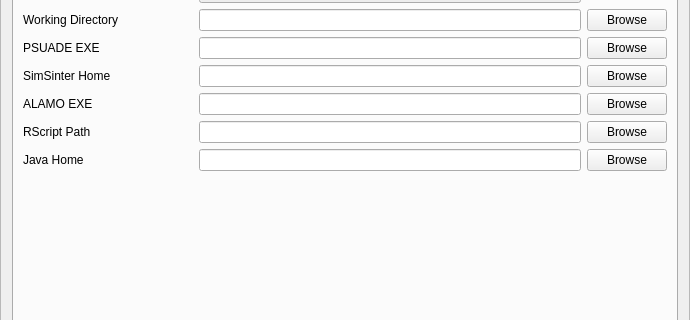
CCSI-Toolset/FOQUS, file foqus_lib/gui/main/settingsFrame_UI.ui: the form before one commit; both pictures show x 0 to 690 and y 170 to 490 of the 690 by 613 pixel window.
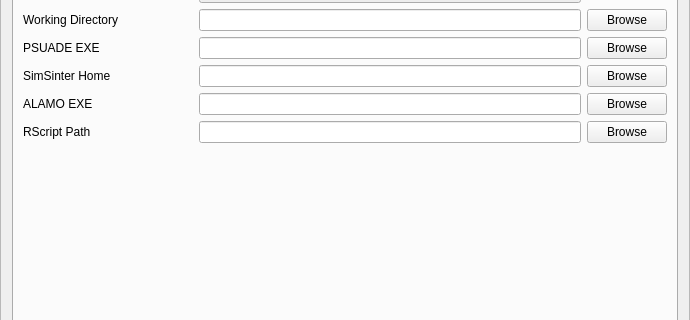
The form after the commit. Icons and pictures are not drawn.

The edit to the form file:
```diff
--- a/foqus_lib/gui/main/settingsFrame_UI.ui
+++ b/foqus_lib/gui/main/settingsFrame_UI.ui
@@ -232,34 +232,6 @@
            </property>
           </widget>
          </item>
-         <item row="6" column="0">
-          <widget class="QLabel" name="label_22">
-           <property name="text">
-            <string>Java Home</string>
-           </property>
-           <property name="buddy">
-            <cstring>javaHomeEdit</cstring>
-           </property>
-          </widget>
-         </item>
-         <item row="6" column="1">
-          <widget class="QLineEdit" name="javaHomeEdit">
-           <property name="toolTip">
-            <string>&lt;html&gt;&lt;head/&gt;&lt;body&gt;&lt;p&gt;Java home is required for the data managment framework.  If you are not using the data managment framework, this setting is ignored.&lt;/p&gt;&lt;/body&gt;&lt;/html&gt;</string>
-           </property>
-          </widget>
-         </item>
-         <item row="6" column="2">
-          <widget class="QPushButton" name="javaHomeButton">
-           <property name="text">
-            <string>Browse</string>
-           </property>
-           <property name="icon">
-            <iconset resource="../icons.qrc">
-             <normaloff>:/icons/icons/search.svg</normaloff>:/icons/icons/search.svg</iconset>
-           </property>
-          </widget>
-         </item>
         </layout>
        </item>
        <item>
```
Left out of the diff: 18 changed lines with no effect on the pictures.
